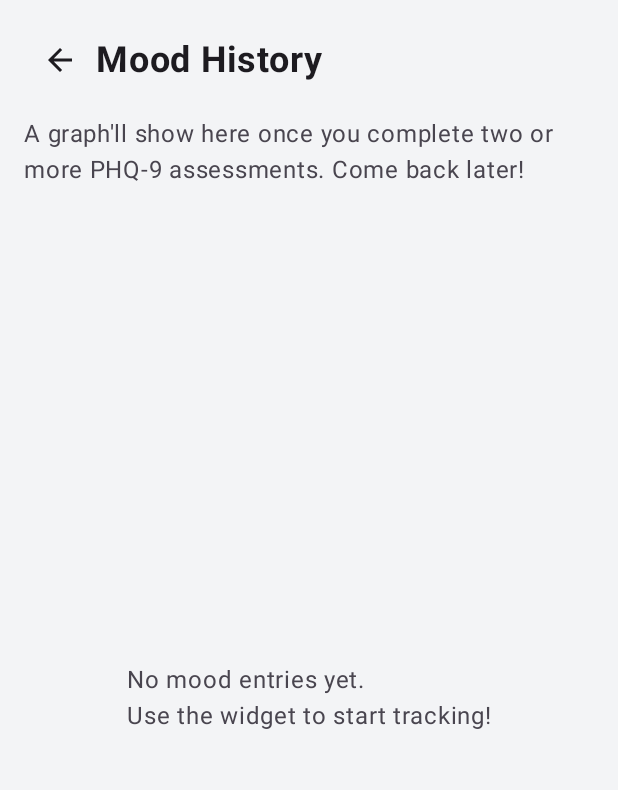
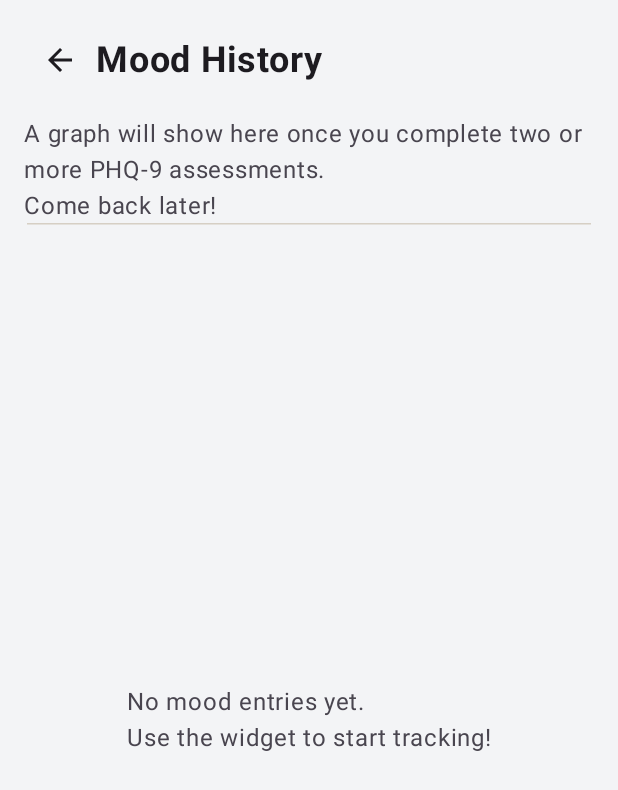
Before and after one commit to AlphaGameDeveloper/Seen, an Android app built with Jetpack Compose: the composable MoodHistoryScreen shown on its own in the app's theme, on a phone screen of 412 x 824 dp. Shown: the top 790 px of the screen. Run offline under Robolectric (Android 15) with nearby library versions, the light colour scheme and no system bars; libraries missing offline, so code that uses them is left out: com.patrykandpatrick.vico; 1 statement that could not run was skipped.

Commit message:
-Translations in mood history

```diff
--- a/app/src/main/java/dev/alphagame/seen/screens/MoodHistoryScreen.kt
+++ b/app/src/main/java/dev/alphagame/seen/screens/MoodHistoryScreen.kt
@@ -173,7 +173,7 @@ fun MoodHistoryScreen(
                 verticalAlignment = Alignment.CenterVertically
             ) {
                 Text(
-                    text = "PHQ-9 Responses",
+                    text = translation.phqResponses,
                     fontSize = 18.sp,
                     fontWeight = FontWeight.SemiBold,
                     color = MaterialTheme.colorScheme.onSurface
@@ -220,12 +220,11 @@ fun MoodHistoryScreen(
             Row(modifier = Modifier.fillMaxWidth(),
                 horizontalArrangement = Arrangement.SpaceBetween,
                 verticalAlignment = Alignment.CenterVertically) {
-                Text(text = "A graph'll show here once you complete two or more PHQ-9 assessments. Come back later!",
+                Text(text = translation.graphText,
                     style = MaterialTheme.typography.bodyLarge,
                     color = MaterialTheme.colorScheme.onSurfaceVariant)
             }
         }
-        if (phq9Map.isNotEmpty()) {
         HorizontalDivider(
             modifier = Modifier.fillMaxWidth().padding(
                 PaddingValues(2.dp)
@@ -233,7 +232,7 @@ fun MoodHistoryScreen(
             thickness = 1.dp,
             color = MaterialTheme.colorScheme.tertiary
         )
-        }
+
 
         // Mood entries list
         if (moodEntries.isEmpty()) {
@@ -259,7 +258,7 @@ fun MoodHistoryScreen(
 
                 item {
                     Text(
-                        text = "Mood Entries",
+                        text = translation.moodEntries,
                         fontSize = 18.sp,
                         fontWeight = FontWeight.SemiBold,
                         color = MaterialTheme.colorScheme.onSurface
--- a/app/src/main/java/dev/alphagame/seen/translations/EnglishTranslation.kt
+++ b/app/src/main/java/dev/alphagame/seen/translations/EnglishTranslation.kt
@@ -126,6 +126,9 @@ class EnglishTranslation : Translation() {
     override val entriesToday = "Entries today: %d"
     override val totalEntries = "Total entries: %d"
     override val todaysMoods = "Today's moods: %s"
+    override val graphText = "A graph will show here once you complete two or more PHQ-9 assessments.\nCome back later!"
+    override val moodEntries = "Mood Entries"
+    override val phqResponses = "PHQ-9 Responses"
 
     // Onboarding Screen
     override val onboardingTitle = "Welcome to Seen"
--- a/app/src/main/java/dev/alphagame/seen/translations/FrenchTranslation.kt
+++ b/app/src/main/java/dev/alphagame/seen/translations/FrenchTranslation.kt
@@ -126,6 +126,9 @@ class FrenchTranslation : Translation() {
     override val entriesToday = "Entrées aujourd'hui : %d"
     override val totalEntries = "Total des entrées : %d"
     override val todaysMoods = "Humeurs d'aujourd'hui : %s"
+    override val graphText = "Un graphique s'affichera ici une fois que vous aurez terminé deux évaluations PHQ-9 ou plus.\nRevenez plus tard !"
+    override val moodEntries = "Entrées d'humeur"
+    override val phqResponses = "Réponses au PHQ-9"
 
     // Onboarding Screen
     override val onboardingTitle = "Bienvenue sur Seen"
--- a/app/src/main/java/dev/alphagame/seen/translations/SpanishTranslation.kt
+++ b/app/src/main/java/dev/alphagame/seen/translations/SpanishTranslation.kt
@@ -105,6 +105,9 @@ class SpanishTranslation : Translation() {
     override val entriesToday = "Entradas hoy: %d"
     override val totalEntries = "Total de entradas: %d"
     override val todaysMoods = "Estados de ánimo de hoy: %s"
+    override val graphText = "Un gráfico se mostrará aquí una vez que completes dos o más evaluaciones PHQ-9.\n¡Vuelve más tarde!"
+    override val moodEntries = "Entradas de estado de ánimo"
+    override val phqResponses = "Respuestas del PHQ-9"
 
     // Onboarding Screen
     override val onboardingTitle = "Bienvenido a Seen"
--- a/app/src/main/java/dev/alphagame/seen/translations/Translation.kt
+++ b/app/src/main/java/dev/alphagame/seen/translations/Translation.kt
@@ -85,6 +85,9 @@ abstract class Translation {
     abstract val entriesToday: String
     abstract val totalEntries: String
     abstract val todaysMoods: String
+    abstract val graphText: String
+    abstract val moodEntries: String
+    abstract val phqResponses: String
 
     // Onboarding Screen
     abstract val onboardingTitle: String
```
